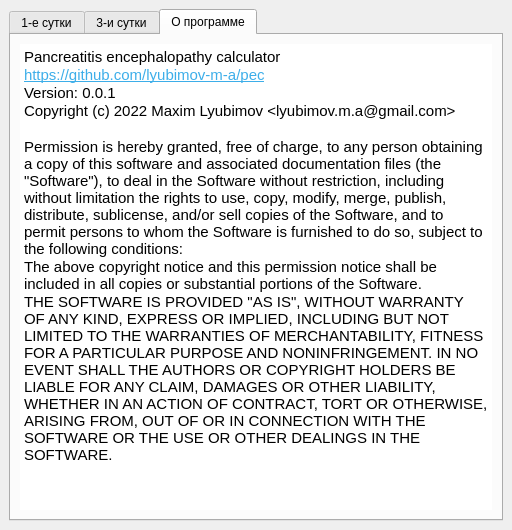
The window that app.ui (lyubimov-m-a/pec) describes before a commit, drawn with Qt 5.
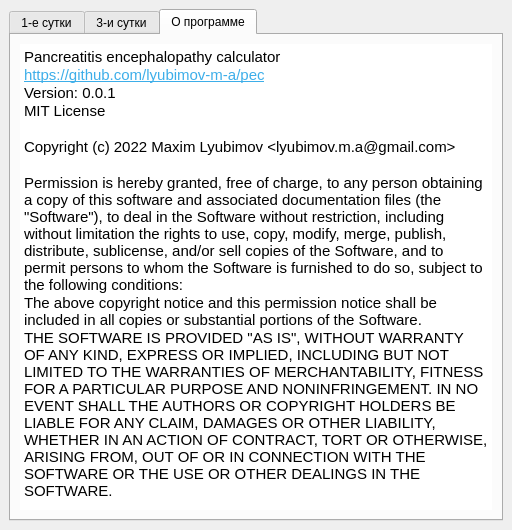
The same window after the commit. The open tabs and pages were chosen to show the change. Icons and pictures are not drawn.

Commit message: Add license name

What changed in the file:
```diff
--- a/app.ui
+++ b/app.ui
@@ -310,6 +310,8 @@
 &lt;p style=&quot; margin-top:0px; margin-bottom:0px; margin-left:0px; margin-right:0px; -qt-block-indent:0; text-indent:0px;&quot;&gt;Pancreatitis encephalopathy calculator&lt;/p&gt;
 &lt;p style=&quot; margin-top:0px; margin-bottom:0px; margin-left:0px; margin-right:0px; -qt-block-indent:0; text-indent:0px;&quot;&gt;&lt;a href=&quot;https://github.com/lyubimov-m-a/pec&quot;&gt;&lt;span style=&quot; text-decoration: underline; color:#3daee9;&quot;&gt;https://github.com/lyubimov-m-a/pec&lt;/span&gt;&lt;/a&gt;&lt;/p&gt;
 &lt;p style=&quot; margin-top:0px; margin-bottom:0px; margin-left:0px; margin-right:0px; -qt-block-indent:0; text-indent:0px;&quot;&gt;Version: 0.0.1&lt;/p&gt;
+&lt;p style=&quot; margin-top:0px; margin-bottom:0px; margin-left:0px; margin-right:0px; -qt-block-indent:0; text-indent:0px;&quot;&gt;MIT License&lt;/p&gt;
+&lt;p style=&quot;-qt-paragraph-type:empty; margin-top:0px; margin-bottom:0px; margin-left:0px; margin-right:0px; -qt-block-indent:0; text-indent:0px;&quot;&gt;&lt;br /&gt;&lt;/p&gt;
 &lt;p style=&quot; margin-top:0px; margin-bottom:0px; margin-left:0px; margin-right:0px; -qt-block-indent:0; text-indent:0px;&quot;&gt;Сopyright (c) 2022 Maxim Lyubimov &amp;lt;lyubimov.m.a@gmail.com&amp;gt;&lt;/p&gt;
 &lt;p style=&quot;-qt-paragraph-type:empty; margin-top:0px; margin-bottom:0px; margin-left:0px; margin-right:0px; -qt-block-indent:0; text-indent:0px;&quot;&gt;&lt;br /&gt;&lt;/p&gt;
 &lt;p style=&quot; margin-top:0px; margin-bottom:0px; margin-left:0px; margin-right:0px; -qt-block-indent:0; text-indent:0px;&quot;&gt;Permission is hereby granted, free of charge, to any person obtaining a copy of this software and associated documentation files (the &amp;quot;Software&amp;quot;), to deal in the Software without restriction, including without limitation the rights to use, copy, modify, merge, publish, distribute, sublicense, and/or sell copies of the Software, and to permit persons to whom the Software is furnished to do so, subject to the following conditions: &lt;/p&gt;
```
